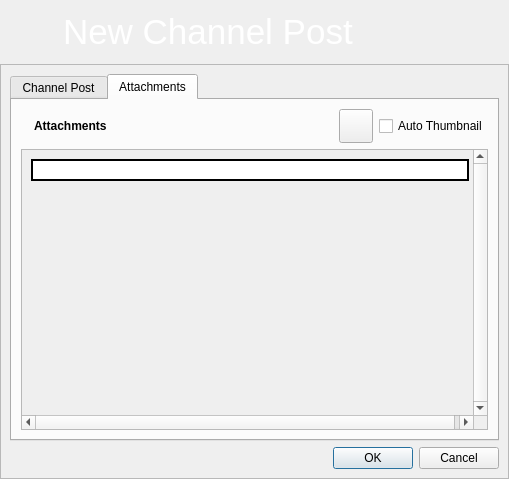
First picture: the form in retroshare-gui/src/gui/channels/CreateChannelMsg.ui, repository RetroShare/RetroShare, before the edit.
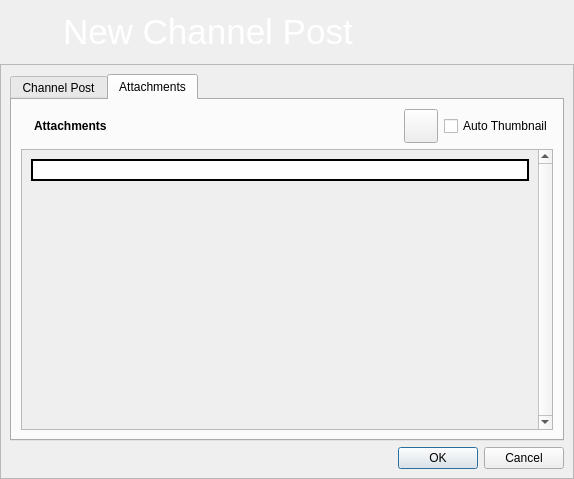
Second picture: the form after the edit. The open tabs and pages were chosen to show the change. Icons and pictures are not drawn.

Commit message: added past RS links to post on channels, and additional check that the file is already shared

The edit to the form file:
```diff
--- a/retroshare-gui/src/gui/channels/CreateChannelMsg.ui
+++ b/retroshare-gui/src/gui/channels/CreateChannelMsg.ui
@@ -6,7 +6,7 @@
    <rect>
     <x>0</x>
     <y>0</y>
-    <width>509</width>
+    <width>574</width>
     <height>479</height>
    </rect>
   </property>
@@ -343,8 +343,8 @@
               <rect>
                <x>0</x>
                <y>0</y>
-               <width>456</width>
-               <height>260</height>
+               <width>517</width>
+               <height>269</height>
               </rect>
              </property>
              <layout class="QVBoxLayout" name="verticalLayout">
```
Left out of the diff: 12 changed lines with no effect on the pictures. The commit also changes 2 other files.
